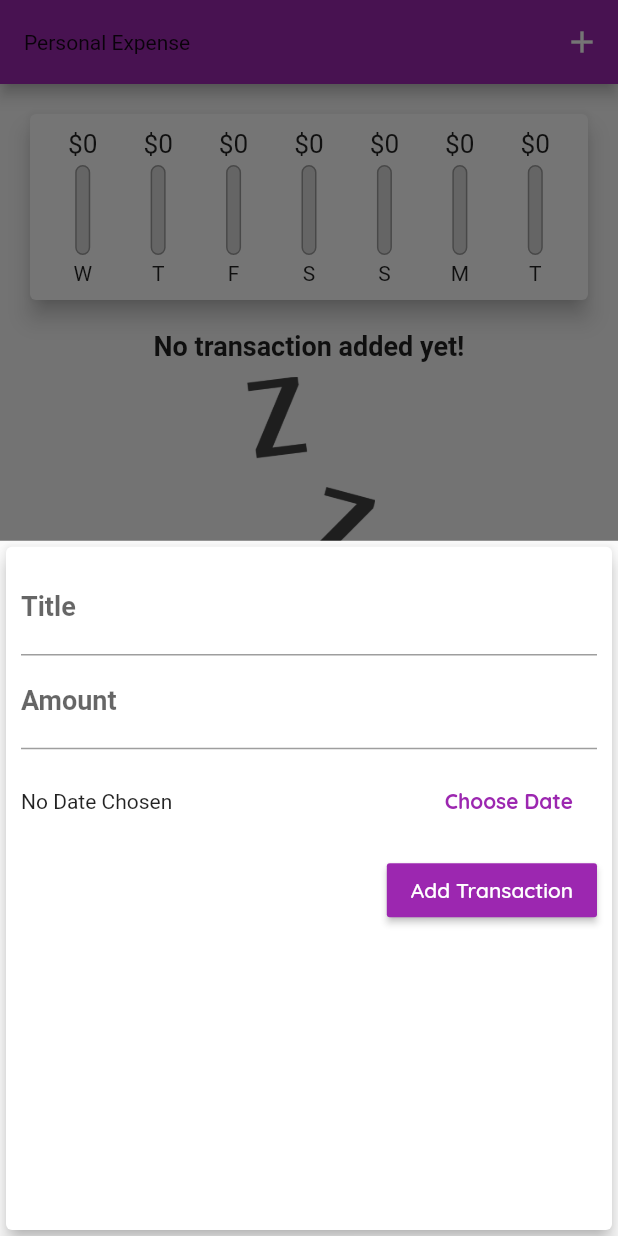
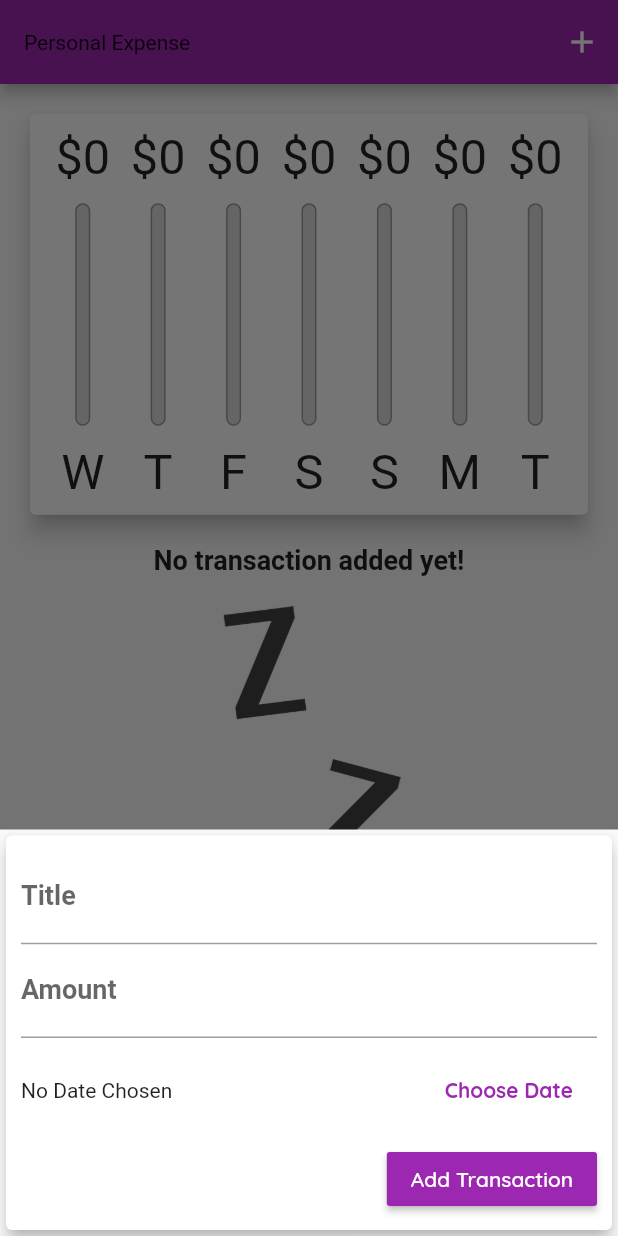
Before and after one commit to ayklassiq/Expense_App, a Flutter app: the screen it shows after launch, after a tap on the "add" icon, on a phone screen of 412 x 824 dp. Run offline on Flutter 3.47's test engine with Material 2 defaults, Android fonts, the phone set to English and light mode, and no system bars; Roboto replaces fonts that are missing (OpenSans).

Commit message:
second  commit

```diff
--- a/lib/screen/homepage.dart
+++ b/lib/screen/homepage.dart
@@ -1,3 +1,4 @@
+import'dart:io';
 import 'package:flutter/cupertino.dart';
 import 'package:flutter/material.dart';
 import '../model/transaction.dart';
@@ -13,8 +14,8 @@ class MyHomePage extends StatefulWidget {
 }
 
 class _MyHomePageState extends State<MyHomePage> {
-  final List<Transaction> _userTransactions = [
-    ];
+  final List<Transaction> _userTransactions = [];
+  bool _showChart = false;
   List<Transaction> get _recentTransactions {
     return _userTransactions.where((tx) {
       return tx.date.isAfter(
@@ -25,7 +26,8 @@ class _MyHomePageState extends State<MyHomePage> {
     }).toList();
   }
 
-  void _addNewTransaction(String txTitle, double txAmount, DateTime chosenDate) {
+  void _addNewTransaction(
+      String txTitle, double txAmount, DateTime chosenDate) {
     final newTx = Transaction(
         title: txTitle,
         amount: txAmount,
@@ -46,15 +48,33 @@ class _MyHomePageState extends State<MyHomePage> {
               behavior: HitTestBehavior.opaque);
         });
   }
-  void _deleteTransaction(String id ){
-    setState((){
-      _userTransactions.removeWhere((tx)=>tx.id==id);
+
+  void _deleteTransaction(String id) {
+    setState(() {
+      _userTransactions.removeWhere((tx) => tx.id == id);
     });
   }
+
   @override
   Widget build(BuildContext context) {
-    return Scaffold(
-      appBar: AppBar(
+    final mediaQuery = MediaQuery.of(context);
+    final isLandscape =
+        mediaQuery.orientation == Orientation.landscape;
+    final    appBar =
+    // Platform.isIOS ? CupertinoNavigationBar(
+    //   // middle: const Text('Personal Expenses'),
+    //   // trailing: Row(
+    //   //   mainAxisSize: MainAxisSize.min,
+    //   //   children: [
+    //   //
+    //   //     GestureDetector(
+    //   //       child: const Icon(CupertinoIcons.add),
+    //   //       onTap:() => _startAddNewTransaction(context)
+    //   //     )
+    //   //   ],
+    //   ),
+    // ):
+    AppBar(
       title: const Text('Personal Expense'),
       actions: [
         IconButton(
@@ -64,19 +84,61 @@ class _MyHomePageState extends State<MyHomePage> {
           icon: const Icon(Icons.add),
         )
       ],
-      ),
-      body: SingleChildScrollView(
+    );
+    final txListWidget = Container(
+        height:
+            (mediaQuery.size.height - appBar.preferredSize.height) *
+                0.6,
+        child: TransactionList(_userTransactions, _deleteTransaction));
+    final  pageBody =  SafeArea(child:SingleChildScrollView(
       child: Column(
         crossAxisAlignment: CrossAxisAlignment.stretch,
         children: [
-
-            Chart(_recentTransactions),
-            TransactionList(_userTransactions, _deleteTransaction),
+          if (isLandscape)
+            Row(
+              children: [
+                Text('Show Chart', style: Theme.of(context).textTheme.subtitle1),
+                Switch.adaptive(
+                    activeColor: Theme.of(context).accentColor,
+                    value: (_showChart),
+                    onChanged: (val) {
+                      setState(() {
+                        _showChart = val;
+                      });
+                    }),
               ],
             ),
+          if (!isLandscape)
+            Container(
+                height: (mediaQuery.size.height -
+                    appBar.preferredSize.height -
+                    mediaQuery.padding.top) *
+                    0.4,
+                child: Chart(_recentTransactions)),
+          if (!isLandscape) txListWidget,
+          if (isLandscape)
+            _showChart
+                ? Container(
+                height: (mediaQuery.size.height -
+                    appBar.preferredSize.height -
+                    mediaQuery.padding.top) *
+                    0.4,
+                child: Chart(_recentTransactions))
+                : txListWidget,
+          Container(
+            height: (mediaQuery.size.height -
+                appBar.preferredSize.height) *
+                0.6,
+            child: TransactionList(_userTransactions, _deleteTransaction),
+          )
+        ],
       ),
+    ),);
+    return Platform.isIOS ? CupertinoPageScaffold(child: pageBody,) : Scaffold(
+      appBar: appBar,
+      body: pageBody,
       floatingActionButtonLocation: FloatingActionButtonLocation.centerFloat,
-      floatingActionButton: FloatingActionButton(
+      floatingActionButton: Platform.isIOS ? Container(): FloatingActionButton(
           onPressed: () {
             _startAddNewTransaction(context);
           },
--- /dev/null
+++ b/lib/widgets/adaptive_button.dart
@@ -0,0 +1,34 @@
+import 'dart:io';
+import 'package:flutter/cupertino.dart';
+import 'package:flutter/material.dart';
+
+class AdaptiveFlatButton extends StatelessWidget {
+  final String text;
+  final VoidCallback handler;
+
+  const AdaptiveFlatButton(this.text, this.handler);
+  @override
+  Widget build(BuildContext context) {
+    return Platform.isIOS
+        ? CupertinoButton(
+      onPressed: handler,
+      child: Text(
+        text,
+        style: TextStyle(
+          fontWeight: FontWeight.bold,
+        ),
+      ),
+    )
+        : FlatButton(
+      textColor: Theme.of(context).primaryColor,
+      onPressed: handler,
+      child: Text(
+        text,
+        style: TextStyle(
+          fontWeight: FontWeight.bold,
+        ),
+      ),
+    );
+
+  }
+}
--- a/lib/widgets/chart_bar.dart
+++ b/lib/widgets/chart_bar.dart
@@ -9,17 +9,18 @@ class ChartBar extends StatelessWidget {
 
   @override
   Widget build(BuildContext context) {
-    return Column(
+    return  LayoutBuilder(builder : (context, constraints) {
+      return Column(
       children: [
         Container(
-            height: 20,
+            height: constraints.maxHeight * 0.15,
             child: FittedBox(
                 child: Text('\$${spendingAmount.toStringAsFixed(0)}'))),
         SizedBox(
-          height: 4,
+          height:constraints.maxHeight * 0.05,
         ),
         Container(
-          height: 60,
+          height: constraints.maxHeight * 0.6,
           width: 10,
           child: Stack(children: [
             Container(
@@ -39,10 +40,13 @@ class ChartBar extends StatelessWidget {
           ]),
         ),
         SizedBox(
-          height: 4,
+          height: constraints.maxHeight * 0.05,
         ),
-        Text(label)
+        Container(
+          height: constraints.maxHeight * 0.15,
+          child: FittedBox(child: Text(label)))
       ],
     );
+    } );
   }
 }
--- a/lib/widgets/new_transaction.dart
+++ b/lib/widgets/new_transaction.dart
@@ -1,3 +1,7 @@
+import 'dart:io';
+
+import 'package:expense_app/widgets/adaptive_button.dart';
+import 'package:flutter/cupertino.dart';
 import 'package:flutter/material.dart';
 import 'package:intl/intl.dart';
 
@@ -16,7 +20,7 @@ class _NewTransactionState extends State<NewTransaction> {
   DateTime? _selectedDate;
 
   void _submitData() {
-    if (_amountController.text.isEmpty){
+    if (_amountController.text.isEmpty) {
       return;
     }
     final enteredTitle = _titleController.text;
@@ -24,7 +28,7 @@ class _NewTransactionState extends State<NewTransaction> {
     if (enteredTitle.isEmpty || enteredAmount <= 0 || _selectedDate == null) {
       return;
     }
-    widget.addTx(enteredTitle, enteredAmount,_selectedDate);
+    widget.addTx(enteredTitle, enteredAmount, _selectedDate);
     Navigator.of(context).pop();
   }
 
@@ -44,10 +48,16 @@ class _NewTransactionState extends State<NewTransaction> {
 
   @override
   Widget build(BuildContext context) {
-    return Card(
+    return SingleChildScrollView(
+      child: Card(
         elevation: 5,
         child: Container(
-        padding: EdgeInsets.all(10),
+          padding: EdgeInsets.only(
+            top: 10,
+            left: 10,
+            right: 10,
+            bottom: MediaQuery.of(context).viewInsets.bottom + 10,
+          ),
           child: Column(
             crossAxisAlignment: CrossAxisAlignment.end,
             children: [
@@ -79,16 +89,7 @@ class _NewTransactionState extends State<NewTransaction> {
                           ? 'No Date Chosen'
                           : 'Picked Date: ${DateFormat.yMd().format(_selectedDate!).toString()}'),
                     ),
-                  FlatButton(
-                    textColor: Theme.of(context).primaryColor,
-                    onPressed: _presentDatePicker,
-                    child: Text(
-                      'Choose Date',
-                      style: TextStyle(
-                        fontWeight: FontWeight.bold,
-                      ),
-                    ),
-                  ),
+                    AdaptiveFlatButton('Choose Date', _presentDatePicker)
                   ],
                 ),
               ),
@@ -101,6 +102,7 @@ class _NewTransactionState extends State<NewTransaction> {
             ],
           ),
         ),
+      ),
     );
   }
 }
--- a/lib/widgets/transaction_list.dart
+++ b/lib/widgets/transaction_list.dart
@@ -9,22 +9,22 @@ class TransactionList extends StatelessWidget {
   TransactionList(this.transactions, this.deleteTx);
   @override
   Widget build(BuildContext context) {
-    return Container(
-      height: 450,
-      child: transactions.isEmpty
-          ? Column(
+    return transactions.isEmpty
+        ? LayoutBuilder(builder: (ctx, constraints) {
+            return Column(
               children: [
                 Text(
                   'No transaction added yet!',
                   style: Theme.of(context).textTheme.subtitle1,
                 ),
-                SizedBox(height: 10),
+                SizedBox(height: 20),
                 Container(
-                    height: 200,
+                    height: constraints.maxHeight * 0.6,
                     child: Image.asset('assets/images/waiting.png',
                         fit: BoxFit.cover))
               ],
-            )
+            );
+          })
         : ListView.builder(
             itemBuilder: (context, index) {
               return Card(
@@ -46,7 +46,14 @@ class TransactionList extends StatelessWidget {
                   subtitle: Text(
                     DateFormat.yMMMd().format(transactions[index].date),
                   ),
-                    trailing: IconButton(
+                   trailing: MediaQuery.of(context).size.width > 360
+                      ? FlatButton.icon(
+                          icon: Icon(Icons.delete),
+                          label: Text('Delete'),
+                           textColor: Theme.of(context).errorColor,
+                          onPressed: () => deleteTx(transactions[index].id),
+                        )
+                      : IconButton(
                           icon: Icon(Icons.delete),
                           color: Theme.of(context).errorColor,
                           onPressed: () => deleteTx(transactions[index].id)),
@@ -54,7 +61,6 @@ class TransactionList extends StatelessWidget {
               );
             },
             itemCount: transactions.length,
-            ),
           );
   }
 }
--- a/pubspec.yaml
+++ b/pubspec.yaml
@@ -45,7 +45,7 @@ dev_dependencies:
   # activated in the `analysis_options.yaml` file located at the root of your
   # package. See that file for information about deactivating specific lint
   # rules and activating additional ones.
-  flutter_lints: ^2.0.0
+#  flutter_lints: ^2.0.0
 
 # For information on the generic Dart part of this file, see the
 # following page: https://dart.dev/tools/pub/pubspec
```
Also changed, not shown: lib/widgets/chart.dart (line endings or trailing spaces), pubspec.lock. Lines whose indentation alone changed are shown as unchanged.
